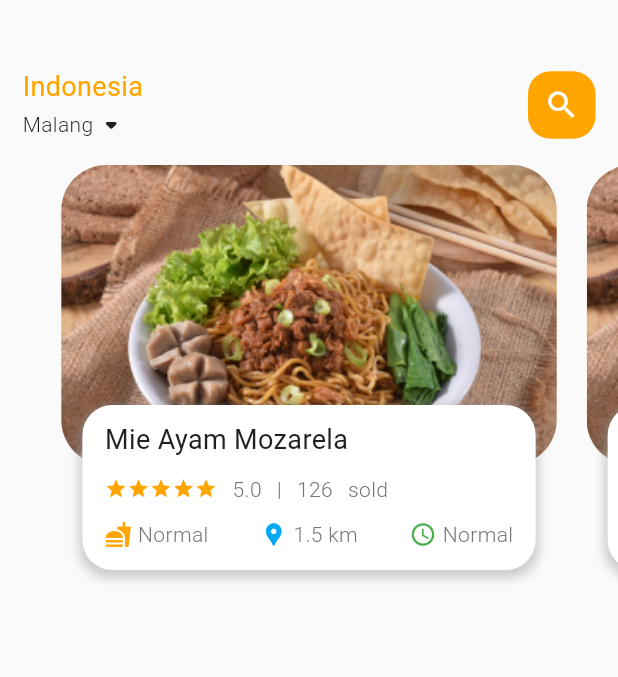
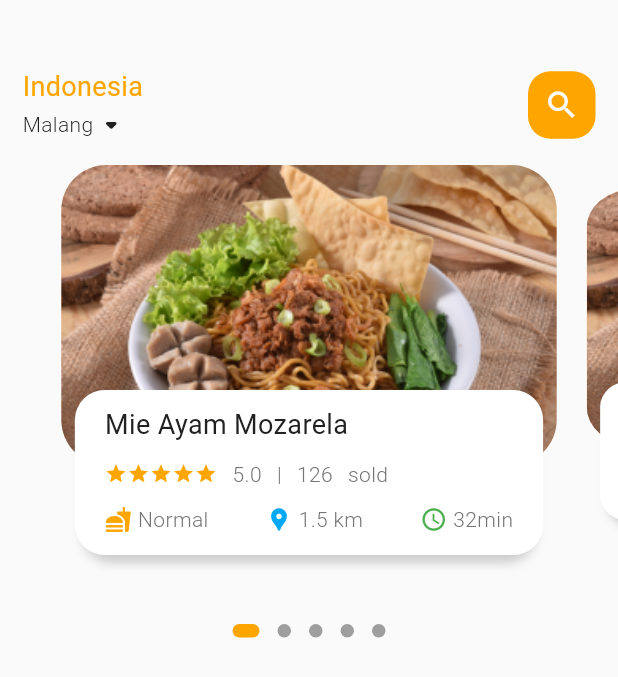
Before and after one commit to Syaroful/food_delivery_app, a Flutter app: the screen it shows after launch, on a phone screen of 412 x 824 dp. Shown: the top 677 px of the screen. Run offline on Flutter 3.47's test engine with Material 2 defaults, Android fonts, the phone set to English and light mode, and no system bars; drawn by our look-alikes of dots_indicator; our stand-ins replace google_fonts.

Commit message:
make slider pretier ✨

```diff
--- a/lib/home/food_page_body.dart
+++ b/lib/home/food_page_body.dart
@@ -1,3 +1,4 @@
+import 'package:dots_indicator/dots_indicator.dart';
 import 'package:flutter/material.dart';
 import 'package:food_delivery_app/config/app_color.dart';
 import 'package:food_delivery_app/widgets/big_text.dart';
@@ -13,21 +14,81 @@ class FoodPageBody extends StatefulWidget {
 
 class _FoodPageBodyState extends State<FoodPageBody> {
   PageController pageController = PageController(viewportFraction: 0.85);
+  var _currPageValue = 0.0;
+  double _scaleFactor = 0.85;
+  double _height = 220;
+
+  @override
+  void initState() {
+    super.initState();
+    pageController.addListener(() {
+      setState(() {
+        _currPageValue = pageController.page!;
+      });
+    });
+  }
+
+  @override
+  void dispose() {
+    pageController.dispose();
+  }
+
   @override
   Widget build(BuildContext context) {
-    return Container(
-      height: 280,
+    return Column(
+      children: [
+        Container(
+          height: 300,
           child: PageView.builder(
               controller: pageController,
               itemCount: 5,
               itemBuilder: (context, position) {
                 return _buildPageItem(position);
               }),
+        ),
+        DotsIndicator(
+          dotsCount: 5,
+          position: _currPageValue.toInt(),
+          decorator: DotsDecorator(
+            activeColor: AppColor.primary,
+            size: const Size.square(9.0),
+            activeSize: const Size(18.0, 9.0),
+            activeShape: RoundedRectangleBorder(
+                borderRadius: BorderRadius.circular(5.0)),
+          ),
+        )
+      ],
     );
   }
 
   Widget _buildPageItem(int index) {
-    return Stack(
+    Matrix4 matrix = Matrix4.identity();
+    if (index == _currPageValue.floor()) {
+      var currScale = 1 - (_currPageValue - index) * (1 - _scaleFactor);
+      var currTrans = _height * (1 - currScale) / 2;
+      matrix = Matrix4.diagonal3Values(1, currScale, 1)
+        ..setTranslationRaw(0, currTrans, 0);
+    } else if (index == _currPageValue.floor() + 1) {
+      var currScale =
+          _scaleFactor + (_currPageValue - index + 1) * (1 - _scaleFactor);
+      var currTrans = _height * (1 - currScale) / 2;
+      matrix = Matrix4.diagonal3Values(1, currScale, 1);
+      matrix = Matrix4.diagonal3Values(1, currScale, 1)
+        ..setTranslationRaw(0, currTrans, 0);
+    } else if (index == _currPageValue.floor() - 1) {
+      var currScale = 1 - (_currPageValue - index) * (1 - _scaleFactor);
+      var currTrans = _height * (1 - currScale) / 2;
+      matrix = Matrix4.diagonal3Values(1, currScale, 1);
+      matrix = Matrix4.diagonal3Values(1, currScale, 1)
+        ..setTranslationRaw(0, currTrans, 0);
+    } else {
+      var currScale = _scaleFactor;
+      matrix = Matrix4.diagonal3Values(1, currScale, 1)
+        ..setTranslationRaw(0, _height * (1 - _scaleFactor) / 2, 1);
+    }
+    return Transform(
+      transform: matrix,
+      child: Stack(
         children: [
           Container(
             height: 200,
@@ -45,17 +106,25 @@ class _FoodPageBodyState extends State<FoodPageBody> {
             alignment: Alignment.bottomCenter,
             child: Container(
               height: 110,
-            margin: const EdgeInsets.only(left: 24, right: 24, bottom: 10),
+              margin: const EdgeInsets.only(left: 24, right: 24, bottom: 40),
               decoration: BoxDecoration(
                 color: Colors.white,
                 borderRadius: BorderRadius.circular(20),
                 boxShadow: [
                   BoxShadow(
                     color: Colors.grey.withOpacity(0.5),
-                  spreadRadius: 2,
+                    spreadRadius: 0,
                     blurRadius: 5,
-                  offset: const Offset(0, 3),
+                    offset: const Offset(0, 5),
                   ),
+                  const BoxShadow(
+                    color: Colors.white,
+                    offset: Offset(-5, 0),
+                  ),
+                  const BoxShadow(
+                    color: Colors.white,
+                    offset: Offset(5, 0),
+                  )
                 ],
               ),
               child: Padding(
@@ -103,7 +172,7 @@ class _FoodPageBodyState extends State<FoodPageBody> {
                         ),
                         IconTextWidget(
                           icon: Icons.access_time,
-                        text: 'Normal',
+                          text: '32min',
                           iconColor: Colors.green,
                         ),
                       ],
@@ -114,6 +183,7 @@ class _FoodPageBodyState extends State<FoodPageBody> {
             ),
           )
         ],
+      ),
     );
   }
 }
--- a/lib/main.dart
+++ b/lib/main.dart
@@ -13,7 +13,7 @@ class MyApp extends StatelessWidget {
   Widget build(BuildContext context) {
     return MaterialApp(
       debugShowCheckedModeBanner: false,
-      title: 'Flutter Demo',
+      title: 'YaMakan',
       theme: ThemeData(
         scaffoldBackgroundColor: const Color(0xFFFAFAFA),
         colorScheme: ColorScheme.fromSeed(seedColor: AppColor.primary),
--- a/pubspec.yaml
+++ b/pubspec.yaml
@@ -37,6 +37,7 @@ dependencies:
   cupertino_icons: ^1.0.2
   cupertino_text_button: ^0.0.5
   google_fonts: ^6.1.0
+  dots_indicator: ^3.0.0
 
 dev_dependencies:
   flutter_test:
```
Also changed, not shown: pubspec.lock. Lines whose indentation alone changed are shown as unchanged.
